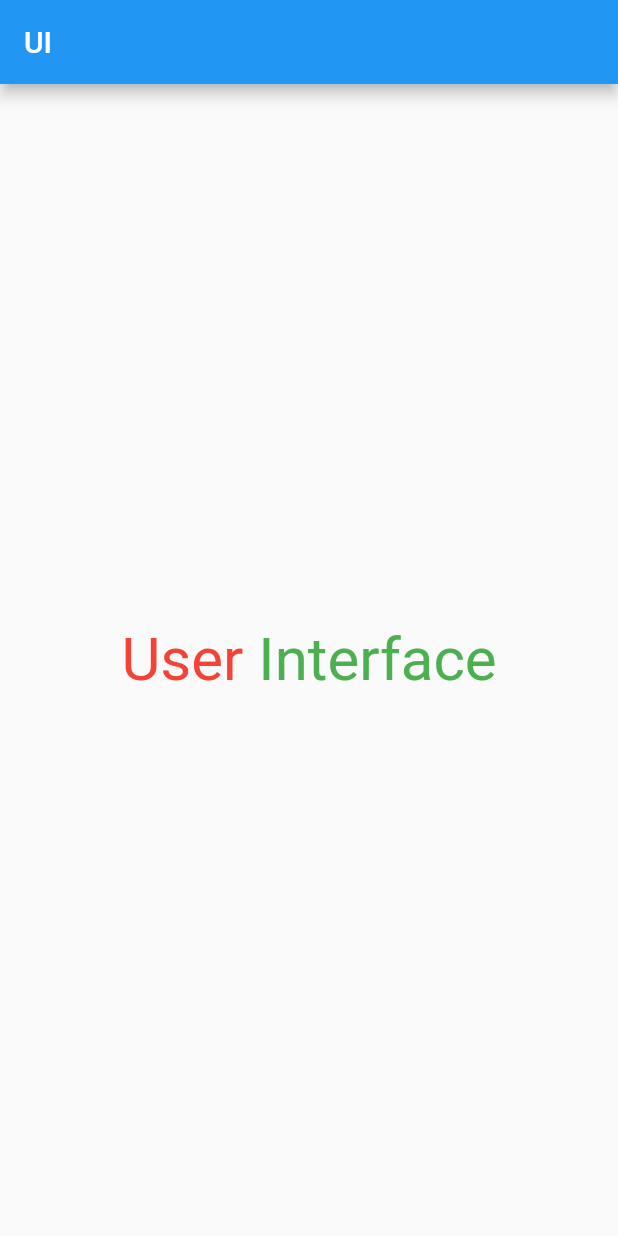
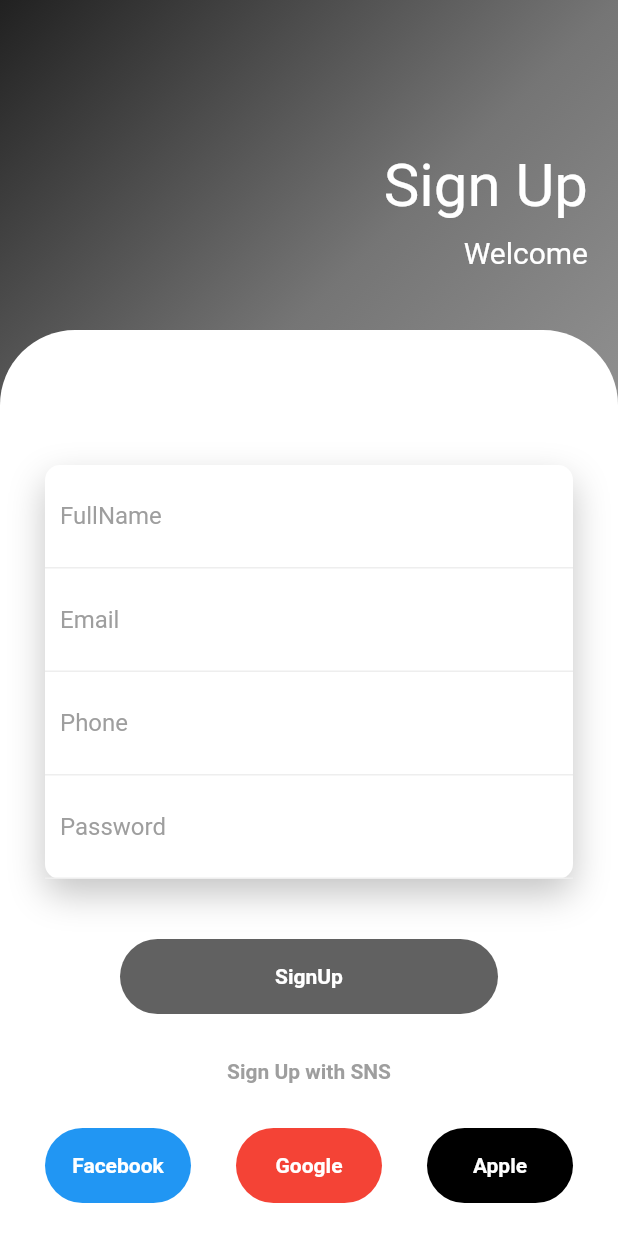
Before and after one commit to askaroff939/pdponline_tasklar, a Flutter app: the screen it shows after launch, on a phone screen of 412 x 824 dp. Run offline on Flutter 3.47's test engine with Material 2 defaults, Android fonts, the phone set to English and light mode, and no system bars.

Commit message:
Initial commit

```diff
--- a/lib/main.dart
+++ b/lib/main.dart
@@ -1,6 +1,6 @@
 import 'package:flutter/material.dart';
 
-import 'modul5/lesson1/task_first.dart';
+import 'modul5/lesson2/task_first.dart';
 
 
 
--- a/lib/modul5/lesson2/task_first.dart
+++ b/lib/modul5/lesson2/task_first.dart
@@ -0,0 +1,264 @@
+import 'package:flutter/material.dart';
+
+class TaskFirst extends StatefulWidget {
+  static const id = "/task_first";
+
+  const TaskFirst({Key? key}) : super(key: key);
+
+  @override
+  State<TaskFirst> createState() => _TaskFirstState();
+}
+
+class _TaskFirstState extends State<TaskFirst> {
+  @override
+  Widget build(BuildContext context) {
+    return Scaffold(
+      body: Container(
+        width: MediaQuery.of(context).size.width,
+        height: MediaQuery.of(context).size.height,
+        decoration: BoxDecoration(
+          gradient: LinearGradient(
+            begin: Alignment.topLeft,
+            colors: [
+              Colors.grey.shade900,
+              Colors.grey.shade600,
+              Colors.grey.shade500,
+            ],
+          ),
+        ),
+        child: Column(
+          crossAxisAlignment: CrossAxisAlignment.end,
+          children: [
+            const SizedBox(
+              height: 80,
+            ),
+            Padding(
+              padding: const EdgeInsets.all(20),
+              child: Column(
+                crossAxisAlignment: CrossAxisAlignment.end,
+                children: const [
+                  Text(
+                    "Sign Up",
+                    style: TextStyle(fontSize: 40, color: Colors.white),
+                  ),
+                  SizedBox(
+                    height: 10,
+                  ),
+                  Text(
+                    "Welcome",
+                    style: TextStyle(fontSize: 20, color: Colors.white),
+                  ),
+                ],
+              ),
+            ),
+            const SizedBox(
+              height: 20,
+            ),
+            Expanded(
+              child: Container(
+                decoration: const BoxDecoration(
+                  color: Colors.white,
+                  borderRadius: BorderRadius.only(
+                    topRight: Radius.circular(50),
+                    topLeft: Radius.circular(50),
+                  ),
+                ),
+                child: SingleChildScrollView(
+                  child: Padding(
+                    padding: const EdgeInsets.all(30),
+                    child: Column(
+                      children: [
+                        const SizedBox(
+                          height: 60,
+                        ),
+                        Container(
+                          decoration: BoxDecoration(
+                            color: Colors.white,
+                            borderRadius: BorderRadius.circular(10),
+                            boxShadow: const [
+                              BoxShadow(
+                                color: Color.fromRGBO(171, 171, 171, 0.7),
+                                blurRadius: 20,
+                                offset: Offset(0, 10),
+                              )
+                            ],
+                          ),
+                          child: Column(
+                            children: [
+                              Container(
+                                padding: const EdgeInsets.all(10),
+                                decoration: BoxDecoration(
+                                  border: Border(
+                                    bottom:
+                                        BorderSide(color: Colors.grey.shade200),
+                                  ),
+                                ),
+                                child: const TextField(
+                                  decoration: InputDecoration(
+                                      hintText: "FullName",
+                                      hintStyle: TextStyle(
+                                        color: Colors.grey,
+                                      ),
+                                      border: InputBorder.none),
+                                ),
+                              ),
+                              Container(
+                                padding: const EdgeInsets.all(10),
+                                decoration: BoxDecoration(
+                                  border: Border(
+                                    bottom:
+                                        BorderSide(color: Colors.grey.shade200),
+                                  ),
+                                ),
+                                child: const TextField(
+                                  decoration: InputDecoration(
+                                      hintText: "Email",
+                                      hintStyle: TextStyle(
+                                        color: Colors.grey,
+                                      ),
+                                      border: InputBorder.none),
+                                ),
+                              ),
+                              Container(
+                                padding: const EdgeInsets.all(10),
+                                decoration: BoxDecoration(
+                                  border: Border(
+                                    bottom:
+                                        BorderSide(color: Colors.grey.shade200),
+                                  ),
+                                ),
+                                child: const TextField(
+                                  decoration: InputDecoration(
+                                      hintText: "Phone",
+                                      hintStyle: TextStyle(
+                                        color: Colors.grey,
+                                      ),
+                                      border: InputBorder.none),
+                                ),
+                              ),
+                              Container(
+                                padding: const EdgeInsets.all(10),
+                                decoration: BoxDecoration(
+                                  border: Border(
+                                    bottom:
+                                        BorderSide(color: Colors.grey.shade200),
+                                  ),
+                                ),
+                                child: const TextField(
+                                  decoration: InputDecoration(
+                                      hintText: "Password",
+                                      hintStyle: TextStyle(
+                                        color: Colors.grey,
+                                      ),
+                                      border: InputBorder.none),
+                                ),
+                              ),
+                            ],
+                          ),
+                        ),
+                        const SizedBox(
+                          height: 40,
+                        ),
+                        Container(
+                          margin: const EdgeInsets.symmetric(horizontal: 50),
+                          height: 50,
+                          decoration: BoxDecoration(
+                            borderRadius: BorderRadius.circular(50),
+                            color: Colors.grey.shade700,
+                          ),
+                          child: const Center(
+                            child: Text(
+                              "SignUp",
+                              style: TextStyle(
+                                color: Colors.white,
+                                fontWeight: FontWeight.bold,
+                              ),
+                            ),
+                          ),
+                        ),
+                        const SizedBox(
+                          height: 30,
+                        ),
+                        const Text(
+                          "Sign Up with SNS",
+                          style: TextStyle(
+                            color: Colors.grey,
+                            fontWeight: FontWeight.bold,
+                          ),
+                        ),
+                        const SizedBox(
+                          height: 30,
+                        ),
+                        Row(
+                          children: [
+                            Expanded(
+                              child: Container(
+                                height: 50,
+                                decoration: BoxDecoration(
+                                  color: Colors.blue,
+                                  borderRadius: BorderRadius.circular(50),
+                                ),
+                                child: const Center(
+                                  child: Text(
+                                    "Facebook",
+                                    style: TextStyle(
+                                      color: Colors.white,
+                                      fontWeight: FontWeight.bold
+                                    ),
+                                  ),
+                                ),
+                              ),
+                            ),
+                            const SizedBox(width: 30,),
+                            Expanded(
+                              child: Container(
+                                height: 50,
+                                decoration: BoxDecoration(
+                                  color: Colors.red,
+                                  borderRadius: BorderRadius.circular(50),
+                                ),
+                                child: const Center(
+                                  child: Text(
+                                    "Google",
+                                    style: TextStyle(
+                                        color: Colors.white,
+                                        fontWeight: FontWeight.bold
+                                    ),
+                                  ),
+                                ),
+                              ),
+                            ),
+                            const SizedBox(width: 30,),
+                            Expanded(
+                              child: Container(
+                                height: 50,
+                                decoration: BoxDecoration(
+                                  color: Colors.black,
+                                  borderRadius: BorderRadius.circular(50),
+                                ),
+                                child: const Center(
+                                  child: Text(
+                                    "Apple",
+                                    style: TextStyle(
+                                        color: Colors.white,
+                                        fontWeight: FontWeight.bold
+                                    ),
+                                  ),
+                                ),
+                              ),
+                            ),
+
+                          ],
+                        )
+                      ],
+                    ),
+                  ),
+                ),
+              ),
+            ),
+          ],
+        ),
+      ),
+    );
+  }
+}
```
